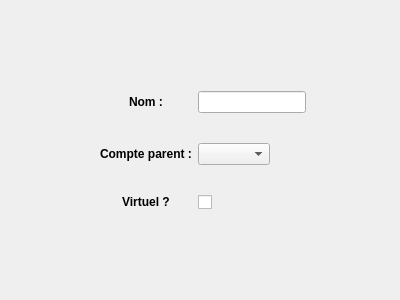
This is gui/CreationCompteDialog.ui in hoxuanvinh1999/LO21_OOP as Qt 5 draws it before an edit. The edited form follows.
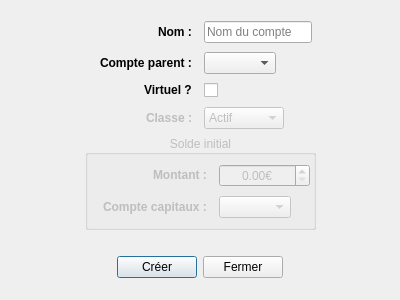
This is the edited form.

Commit message: Ajout de la fonctionnalité d'ajout d'un compte

What changed in the file:
```diff
--- a/gui/CreationCompteDialog.ui
+++ b/gui/CreationCompteDialog.ui
@@ -26,45 +26,80 @@
    <bool>false</bool>
   </property>
   <layout class="QVBoxLayout" name="verticalLayout">
+   <item>
+    <spacer name="verticalSpacer">
+     <property name="orientation">
+      <enum>Qt::Vertical</enum>
+     </property>
+     <property name="sizeHint" stdset="0">
+      <size>
+       <width>20</width>
+       <height>40</height>
+      </size>
+     </property>
+    </spacer>
+   </item>
    <item>
     <layout class="QFormLayout" name="formLayout_2">
      <property name="fieldGrowthPolicy">
       <enum>QFormLayout::FieldsStayAtSizeHint</enum>
      </property>
      <property name="labelAlignment">
-      <set>Qt::AlignCenter</set>
+      <set>Qt::AlignRight|Qt::AlignTrailing|Qt::AlignVCenter</set>
      </property>
      <property name="formAlignment">
       <set>Qt::AlignCenter</set>
      </property>
+     <property name="horizontalSpacing">
+      <number>12</number>
+     </property>
      <property name="verticalSpacing">
-      <number>30</number>
+      <number>9</number>
      </property>
-     <item row="0" column="0">
+     <item row="1" column="0">
       <widget class="QLabel" name="labelNom">
        <property name="text">
         <string>&lt;html&gt;&lt;head/&gt;&lt;body&gt;&lt;p&gt;&lt;span style=&quot; font-weight:600;&quot;&gt;Nom :&lt;/span&gt;&lt;/p&gt;&lt;/body&gt;&lt;/html&gt;</string>
        </property>
       </widget>
      </item>
-     <item row="0" column="1">
+     <item row="1" column="1">
       <widget class="QLineEdit" name="textNom">
+       <property name="sizePolicy">
+        <sizepolicy hsizetype="Expanding" vsizetype="Fixed">
+         <horstretch>0</horstretch>
+         <verstretch>0</verstretch>
+        </sizepolicy>
+       </property>
        <property name="layoutDirection">
         <enum>Qt::RightToLeft</enum>
        </property>
+       <property name="alignment">
+        <set>Qt::AlignLeading|Qt::AlignLeft|Qt::AlignVCenter</set>
+       </property>
+       <property name="placeholderText">
+        <string>Nom du compte</string>
+       </property>
       </widget>
      </item>
-     <item row="1" column="0">
-      <widget class="QLabel" name="label">
+     <item row="2" column="0">
+      <widget class="QLabel" name="labelCompteParent">
        <property name="text">
         <string>&lt;html&gt;&lt;head/&gt;&lt;body&gt;&lt;p&gt;&lt;span style=&quot; font-weight:600;&quot;&gt;Compte parent :&lt;/span&gt;&lt;/p&gt;&lt;/body&gt;&lt;/html&gt;</string>
        </property>
       </widget>
      </item>
-     <item row="1" column="1">
-      <widget class="QComboBox" name="choixCompteParent"/>
-     </item>
      <item row="2" column="1">
+      <widget class="QComboBox" name="choixCompteParent"/>
+     </item>
+     <item row="3" column="0">
+      <widget class="QLabel" name="labelVirtuel">
+       <property name="text">
+        <string>&lt;html&gt;&lt;head/&gt;&lt;body&gt;&lt;p&gt;&lt;span style=&quot; font-weight:600;&quot;&gt;Virtuel ?&lt;/span&gt;&lt;/p&gt;&lt;/body&gt;&lt;/html&gt;</string>
+       </property>
+      </widget>
+     </item>
+     <item row="3" column="1">
       <widget class="QCheckBox" name="checkboxVirtuel">
        <property name="sizePolicy">
         <sizepolicy hsizetype="Fixed" vsizetype="Fixed">
@@ -83,15 +118,219 @@
        </property>
       </widget>
      </item>
-     <item row="2" column="0">
-      <widget class="QLabel" name="label_2">
+     <item row="4" column="0">
+      <widget class="QLabel" name="labelClasse">
+       <property name="enabled">
+        <bool>false</bool>
+       </property>
        <property name="text">
-        <string>&lt;html&gt;&lt;head/&gt;&lt;body&gt;&lt;p&gt;&lt;span style=&quot; font-weight:600;&quot;&gt;Virtuel ?&lt;/span&gt;&lt;/p&gt;&lt;/body&gt;&lt;/html&gt;</string>
+        <string>&lt;html&gt;&lt;head/&gt;&lt;body&gt;&lt;p&gt;&lt;span style=&quot; font-weight:600;&quot;&gt;Classe :&lt;/span&gt;&lt;/p&gt;&lt;/body&gt;&lt;/html&gt;</string>
        </property>
       </widget>
      </item>
+     <item row="4" column="1">
+      <widget class="QComboBox" name="choixClasse">
+       <property name="enabled">
+        <bool>false</bool>
+       </property>
+       <item>
+        <property name="text">
+         <string>Actif</string>
+        </property>
+       </item>
+       <item>
+        <property name="text">
+         <string>Passif</string>
+        </property>
+       </item>
+       <item>
+        <property name="text">
+         <string>Dépense</string>
+        </property>
+       </item>
+       <item>
+        <property name="text">
+         <string>Recette</string>
+        </property>
+       </item>
+      </widget>
+     </item>
     </layout>
    </item>
+   <item>
+    <layout class="QHBoxLayout" name="horizontalLayout">
+     <property name="bottomMargin">
+      <number>20</number>
+     </property>
+     <item>
+      <spacer name="horizontalSpacer_2">
+       <property name="orientation">
+        <enum>Qt::Horizontal</enum>
+       </property>
+       <property name="sizeHint" stdset="0">
+        <size>
+         <width>40</width>
+         <height>20</height>
+        </size>
+       </property>
+      </spacer>
+     </item>
+     <item>
+      <widget class="QGroupBox" name="groupSoldeInitial">
+       <property name="enabled">
+        <bool>false</bool>
+       </property>
+       <property name="sizePolicy">
+        <sizepolicy hsizetype="Fixed" vsizetype="Fixed">
+         <horstretch>0</horstretch>
+         <verstretch>0</verstretch>
+        </sizepolicy>
+       </property>
+       <property name="autoFillBackground">
+        <bool>false</bool>
+       </property>
+       <property name="title">
+        <string>Solde initial</string>
+       </property>
+       <property name="alignment">
+        <set>Qt::AlignCenter</set>
+       </property>
+       <layout class="QFormLayout" name="formLayout">
+        <property name="fieldGrowthPolicy">
+         <enum>QFormLayout::FieldsStayAtSizeHint</enum>
+        </property>
+        <property name="labelAlignment">
+         <set>Qt::AlignRight|Qt::AlignTrailing|Qt::AlignVCenter</set>
+        </property>
+        <property name="formAlignment">
+         <set>Qt::AlignCenter</set>
+        </property>
+        <property name="horizontalSpacing">
+         <number>12</number>
+        </property>
+        <property name="verticalSpacing">
+         <number>9</number>
+        </property>
+        <item row="0" column="0">
+         <widget class="QLabel" name="labelMontant">
+          <property name="text">
+           <string>&lt;html&gt;&lt;head/&gt;&lt;body&gt;&lt;p&gt;&lt;span style=&quot; font-weight:600;&quot;&gt;Montant :&lt;/span&gt;&lt;/p&gt;&lt;/body&gt;&lt;/html&gt;</string>
+          </property>
+         </widget>
+        </item>
+        <item row="0" column="1">
+         <widget class="QDoubleSpinBox" name="spinBoxMontant">
+          <property name="alignment">
+           <set>Qt::AlignCenter</set>
+          </property>
+          <property name="correctionMode">
+           <enum>QAbstractSpinBox::CorrectToPreviousValue</enum>
+          </property>
+          <property name="suffix">
+           <string>€</string>
+          </property>
+          <property name="minimum">
+           <double>0.000000000000000</double>
+          </property>
+          <property name="maximum">
+           <double>999999.989999999990687</double>
+          </property>
+          <property name="singleStep">
+           <double>0.010000000000000</double>
+          </property>
+          <property name="stepType">
+           <enum>QAbstractSpinBox::DefaultStepType</enum>
+          </property>
+          <property name="value">
+           <double>0.000000000000000</double>
+          </property>
+         </widget>
+        </item>
+        <item row="1" column="0">
+         <widget class="QLabel" name="labelCompteCapitaux">
+          <property name="text">
+           <string>&lt;html&gt;&lt;head/&gt;&lt;body&gt;&lt;p&gt;&lt;span style=&quot; font-weight:600;&quot;&gt;Compte capitaux :&lt;/span&gt;&lt;/p&gt;&lt;/body&gt;&lt;/html&gt;</string>
+          </property>
+         </widget>
+        </item>
+        <item row="1" column="1">
+         <widget class="QComboBox" name="choixCompteCapitaux"/>
+        </item>
+       </layout>
+      </widget>
+     </item>
+     <item>
+      <spacer name="horizontalSpacer">
+       <property name="orientation">
+        <enum>Qt::Horizontal</enum>
+       </property>
+       <property name="sizeHint" stdset="0">
+        <size>
+         <width>40</width>
+         <height>20</height>
+        </size>
+       </property>
+      </spacer>
+     </item>
+    </layout>
+   </item>
+   <item>
+    <layout class="QHBoxLayout" name="horizontalLayout_2">
+     <item>
+      <spacer name="horizontalSpacer_3">
+       <property name="orientation">
+        <enum>Qt::Horizontal</enum>
+       </property>
+       <property name="sizeHint" stdset="0">
+        <size>
+         <width>40</width>
+         <height>20</height>
+        </size>
+       </property>
+      </spacer>
+     </item>
+     <item>
+      <widget class="QPushButton" name="boutonCreer">
+       <property name="text">
+        <string>Créer</string>
+       </property>
+      </widget>
+     </item>
+     <item>
+      <widget class="QPushButton" name="boutonFermer">
+       <property name="text">
+        <string>Fermer</string>
+       </property>
+      </widget>
+     </item>
+     <item>
+      <spacer name="horizontalSpacer_4">
+       <property name="orientation">
+        <enum>Qt::Horizontal</enum>
+       </property>
+       <property name="sizeHint" stdset="0">
+        <size>
+         <width>40</width>
+         <height>20</height>
+        </size>
+       </property>
+      </spacer>
+     </item>
+    </layout>
+   </item>
+   <item>
+    <spacer name="verticalSpacer_2">
+     <property name="orientation">
+      <enum>Qt::Vertical</enum>
+     </property>
+     <property name="sizeHint" stdset="0">
+      <size>
+       <width>20</width>
+       <height>40</height>
+      </size>
+     </property>
+    </spacer>
+   </item>
   </layout>
  </widget>
  <resources/>
```
The commit also changes 7 other files.
